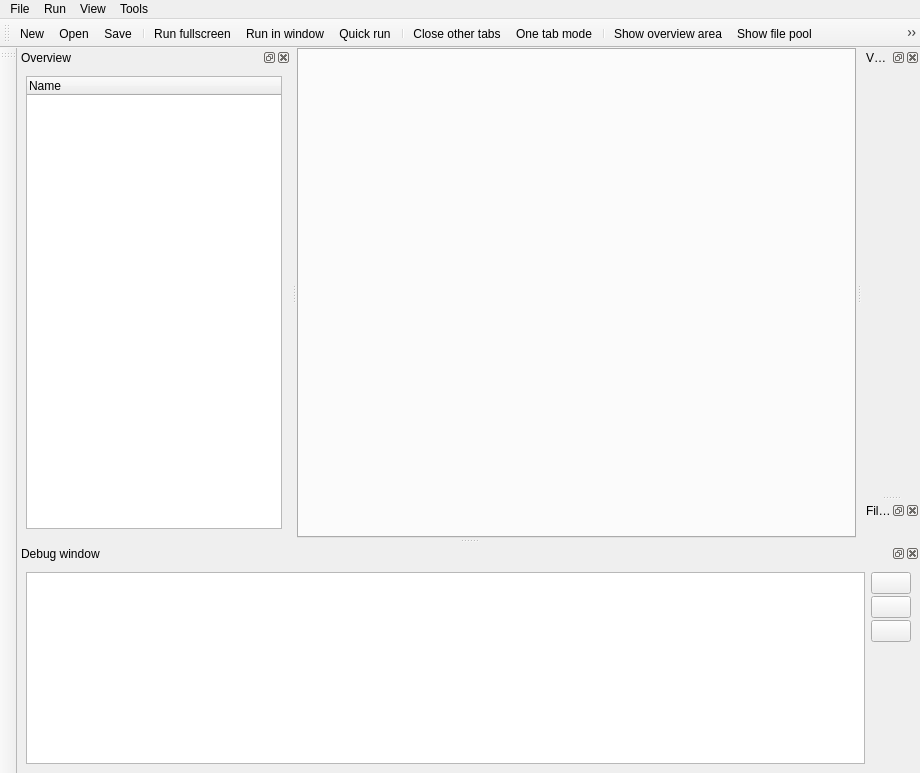
Above: resources/ui/misc/main_window.ui from open-cogsci/OpenSesame before the change. Below: the same form after it.
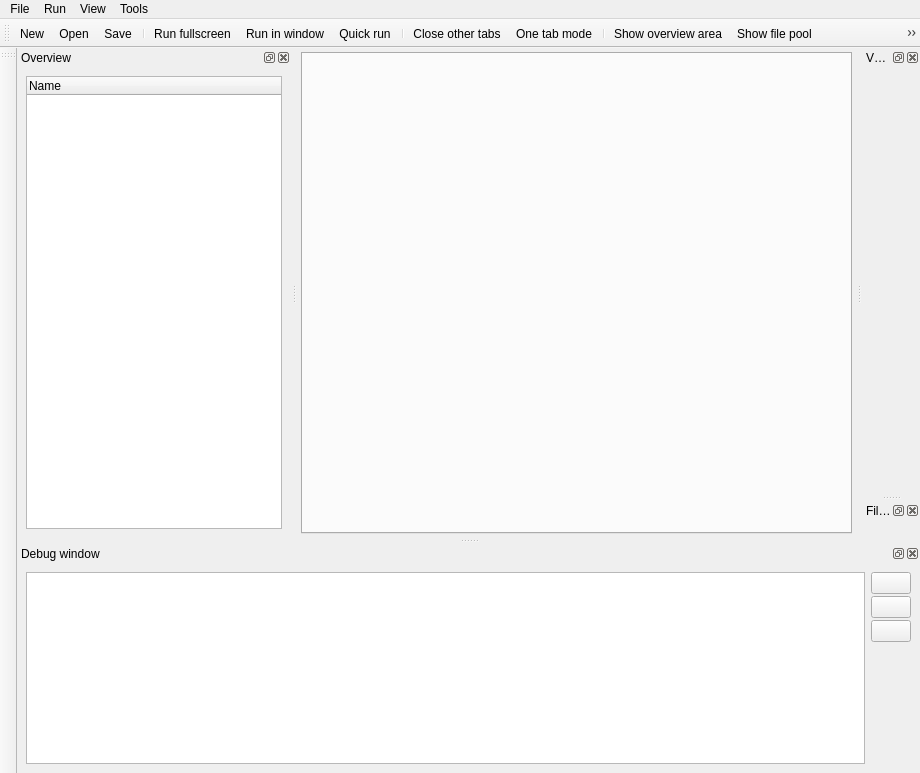
That is the form after the change. Icons and pictures are not drawn. Custom widgets are drawn as their Qt base class.

Commit message: Reintroduce a bit of spacing about the main window

```diff
--- a/resources/ui/misc/main_window.ui
+++ b/resources/ui/misc/main_window.ui
@@ -26,10 +26,10 @@
    </property>
    <layout class="QVBoxLayout" name="verticalLayout_6">
     <property name="spacing">
-     <number>0</number>
+     <number>4</number>
     </property>
     <property name="margin">
-     <number>0</number>
+     <number>4</number>
     </property>
     <item>
      <widget class="tab_widget" name="tabwidget">
```
Left out of the diff: 2 changed lines with no effect on the pictures.
